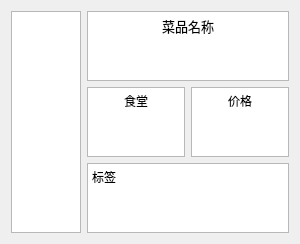
Before: the Qt Designer form dishbox.ui in PKUCodeProjPractice/PKUDish, drawn with Qt 5.
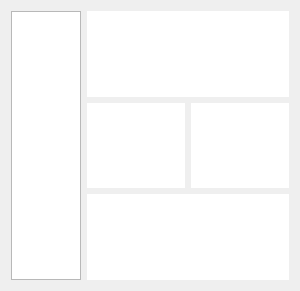
After: the same form once the commit is applied.

Commit message: dishbox变好看了

Patch:
```diff
--- a/dishbox.ui
+++ b/dishbox.ui
@@ -7,20 +7,111 @@
     <x>0</x>
     <y>0</y>
     <width>300</width>
-    <height>150</height>
+    <height>291</height>
    </rect>
   </property>
-  <property name="sizePolicy">
-   <sizepolicy hsizetype="Preferred" vsizetype="Preferred">
-    <horstretch>0</horstretch>
-    <verstretch>0</verstretch>
-   </sizepolicy>
-  </property>
   <property name="windowTitle">
    <string>Form</string>
   </property>
-  <layout class="QHBoxLayout" name="horizontalLayout">
-   <item>
+  <layout class="QGridLayout" name="gridLayout">
+   <item row="0" column="1">
+    <layout class="QVBoxLayout" name="verticalLayout">
+     <item>
+      <widget class="QTextBrowser" name="textBrowser">
+       <property name="font">
+        <font>
+         <pointsize>18</pointsize>
+         <bold>true</bold>
+        </font>
+       </property>
+       <property name="frameShape">
+        <enum>QFrame::NoFrame</enum>
+       </property>
+       <property name="html">
+        <string>&lt;!DOCTYPE HTML PUBLIC &quot;-//W3C//DTD HTML 4.0//EN&quot; &quot;http://www.w3.org/TR/REC-html40/strict.dtd&quot;&gt;
+&lt;html&gt;&lt;head&gt;&lt;meta name=&quot;qrichtext&quot; content=&quot;1&quot; /&gt;&lt;meta charset=&quot;utf-8&quot; /&gt;&lt;style type=&quot;text/css&quot;&gt;
+p, li { white-space: pre-wrap; }
+hr { height: 1px; border-width: 0; }
+li.unchecked::marker { content: &quot;\2610&quot;; }
+li.checked::marker { content: &quot;\2612&quot;; }
+&lt;/style&gt;&lt;/head&gt;&lt;body style=&quot; font-family:'Microsoft YaHei UI'; font-size:18pt; font-weight:700; font-style:normal;&quot;&gt;
+&lt;p style=&quot;-qt-paragraph-type:empty; margin-top:0px; margin-bottom:0px; margin-left:0px; margin-right:0px; -qt-block-indent:0; text-indent:0px; font-size:9pt; font-weight:400;&quot;&gt;&lt;br /&gt;&lt;/p&gt;&lt;/body&gt;&lt;/html&gt;</string>
+       </property>
+      </widget>
+     </item>
+     <item>
+      <layout class="QHBoxLayout" name="horizontalLayout_2">
+       <item>
+        <widget class="QTextBrowser" name="canteen">
+         <property name="font">
+          <font>
+           <pointsize>16</pointsize>
+          </font>
+         </property>
+         <property name="frameShape">
+          <enum>QFrame::NoFrame</enum>
+         </property>
+         <property name="html">
+          <string>&lt;!DOCTYPE HTML PUBLIC &quot;-//W3C//DTD HTML 4.0//EN&quot; &quot;http://www.w3.org/TR/REC-html40/strict.dtd&quot;&gt;
+&lt;html&gt;&lt;head&gt;&lt;meta name=&quot;qrichtext&quot; content=&quot;1&quot; /&gt;&lt;meta charset=&quot;utf-8&quot; /&gt;&lt;style type=&quot;text/css&quot;&gt;
+p, li { white-space: pre-wrap; }
+hr { height: 1px; border-width: 0; }
+li.unchecked::marker { content: &quot;\2610&quot;; }
+li.checked::marker { content: &quot;\2612&quot;; }
+&lt;/style&gt;&lt;/head&gt;&lt;body style=&quot; font-family:'Microsoft YaHei UI'; font-size:16pt; font-weight:400; font-style:normal;&quot;&gt;
+&lt;p style=&quot;-qt-paragraph-type:empty; margin-top:0px; margin-bottom:0px; margin-left:0px; margin-right:0px; -qt-block-indent:0; text-indent:0px;&quot;&gt;&lt;br /&gt;&lt;/p&gt;&lt;/body&gt;&lt;/html&gt;</string>
+         </property>
+        </widget>
+       </item>
+       <item>
+        <widget class="QTextBrowser" name="price">
+         <property name="font">
+          <font>
+           <pointsize>16</pointsize>
+          </font>
+         </property>
+         <property name="frameShape">
+          <enum>QFrame::NoFrame</enum>
+         </property>
+         <property name="html">
+          <string>&lt;!DOCTYPE HTML PUBLIC &quot;-//W3C//DTD HTML 4.0//EN&quot; &quot;http://www.w3.org/TR/REC-html40/strict.dtd&quot;&gt;
+&lt;html&gt;&lt;head&gt;&lt;meta name=&quot;qrichtext&quot; content=&quot;1&quot; /&gt;&lt;meta charset=&quot;utf-8&quot; /&gt;&lt;style type=&quot;text/css&quot;&gt;
+p, li { white-space: pre-wrap; }
+hr { height: 1px; border-width: 0; }
+li.unchecked::marker { content: &quot;\2610&quot;; }
+li.checked::marker { content: &quot;\2612&quot;; }
+&lt;/style&gt;&lt;/head&gt;&lt;body style=&quot; font-family:'Microsoft YaHei UI'; font-size:16pt; font-weight:400; font-style:normal;&quot;&gt;
+&lt;p style=&quot;-qt-paragraph-type:empty; margin-top:0px; margin-bottom:0px; margin-left:0px; margin-right:0px; -qt-block-indent:0; text-indent:0px;&quot;&gt;&lt;br /&gt;&lt;/p&gt;&lt;/body&gt;&lt;/html&gt;</string>
+         </property>
+        </widget>
+       </item>
+      </layout>
+     </item>
+     <item>
+      <widget class="QTextBrowser" name="tags">
+       <property name="font">
+        <font>
+         <pointsize>14</pointsize>
+        </font>
+       </property>
+       <property name="frameShape">
+        <enum>QFrame::NoFrame</enum>
+       </property>
+       <property name="html">
+        <string>&lt;!DOCTYPE HTML PUBLIC &quot;-//W3C//DTD HTML 4.0//EN&quot; &quot;http://www.w3.org/TR/REC-html40/strict.dtd&quot;&gt;
+&lt;html&gt;&lt;head&gt;&lt;meta name=&quot;qrichtext&quot; content=&quot;1&quot; /&gt;&lt;meta charset=&quot;utf-8&quot; /&gt;&lt;style type=&quot;text/css&quot;&gt;
+p, li { white-space: pre-wrap; }
+hr { height: 1px; border-width: 0; }
+li.unchecked::marker { content: &quot;\2610&quot;; }
+li.checked::marker { content: &quot;\2612&quot;; }
+&lt;/style&gt;&lt;/head&gt;&lt;body style=&quot; font-family:'Microsoft YaHei UI'; font-size:14pt; font-weight:400; font-style:normal;&quot;&gt;
+&lt;p style=&quot;-qt-paragraph-type:empty; margin-top:0px; margin-bottom:0px; margin-left:0px; margin-right:0px; -qt-block-indent:0; text-indent:0px;&quot;&gt;&lt;br /&gt;&lt;/p&gt;&lt;/body&gt;&lt;/html&gt;</string>
+       </property>
+      </widget>
+     </item>
+    </layout>
+   </item>
+   <item row="0" column="0">
     <widget class="QGraphicsView" name="picture">
      <property name="sizePolicy">
       <sizepolicy hsizetype="Expanding" vsizetype="Expanding">
@@ -36,70 +127,6 @@
      </property>
     </widget>
    </item>
-   <item>
-    <layout class="QVBoxLayout" name="verticalLayout">
-     <item>
-      <widget class="QTextBrowser" name="name">
-       <property name="html">
-        <string>&lt;!DOCTYPE HTML PUBLIC &quot;-//W3C//DTD HTML 4.0//EN&quot; &quot;http://www.w3.org/TR/REC-html40/strict.dtd&quot;&gt;
-&lt;html&gt;&lt;head&gt;&lt;meta name=&quot;qrichtext&quot; content=&quot;1&quot; /&gt;&lt;meta charset=&quot;utf-8&quot; /&gt;&lt;style type=&quot;text/css&quot;&gt;
-p, li { white-space: pre-wrap; }
-hr { height: 1px; border-width: 0; }
-li.unchecked::marker { content: &quot;\2610&quot;; }
-li.checked::marker { content: &quot;\2612&quot;; }
-&lt;/style&gt;&lt;/head&gt;&lt;body style=&quot; font-family:'Microsoft YaHei UI'; font-size:9pt; font-weight:400; font-style:normal;&quot;&gt;
-&lt;p align=&quot;center&quot; style=&quot; margin-top:0px; margin-bottom:0px; margin-left:0px; margin-right:0px; -qt-block-indent:0; text-indent:0px;&quot;&gt;&lt;span style=&quot; font-size:10pt;&quot;&gt;菜品名称&lt;/span&gt;&lt;/p&gt;&lt;/body&gt;&lt;/html&gt;</string>
-       </property>
-      </widget>
-     </item>
-     <item>
-      <layout class="QHBoxLayout" name="horizontalLayout_2">
-       <item>
-        <widget class="QTextBrowser" name="canteen">
-         <property name="html">
-          <string>&lt;!DOCTYPE HTML PUBLIC &quot;-//W3C//DTD HTML 4.0//EN&quot; &quot;http://www.w3.org/TR/REC-html40/strict.dtd&quot;&gt;
-&lt;html&gt;&lt;head&gt;&lt;meta name=&quot;qrichtext&quot; content=&quot;1&quot; /&gt;&lt;meta charset=&quot;utf-8&quot; /&gt;&lt;style type=&quot;text/css&quot;&gt;
-p, li { white-space: pre-wrap; }
-hr { height: 1px; border-width: 0; }
-li.unchecked::marker { content: &quot;\2610&quot;; }
-li.checked::marker { content: &quot;\2612&quot;; }
-&lt;/style&gt;&lt;/head&gt;&lt;body style=&quot; font-family:'Microsoft YaHei UI'; font-size:9pt; font-weight:400; font-style:normal;&quot;&gt;
-&lt;p align=&quot;center&quot; style=&quot; margin-top:0px; margin-bottom:0px; margin-left:0px; margin-right:0px; -qt-block-indent:0; text-indent:0px;&quot;&gt;食堂&lt;/p&gt;&lt;/body&gt;&lt;/html&gt;</string>
-         </property>
-        </widget>
-       </item>
-       <item>
-        <widget class="QTextBrowser" name="price">
-         <property name="html">
-          <string>&lt;!DOCTYPE HTML PUBLIC &quot;-//W3C//DTD HTML 4.0//EN&quot; &quot;http://www.w3.org/TR/REC-html40/strict.dtd&quot;&gt;
-&lt;html&gt;&lt;head&gt;&lt;meta name=&quot;qrichtext&quot; content=&quot;1&quot; /&gt;&lt;meta charset=&quot;utf-8&quot; /&gt;&lt;style type=&quot;text/css&quot;&gt;
-p, li { white-space: pre-wrap; }
-hr { height: 1px; border-width: 0; }
-li.unchecked::marker { content: &quot;\2610&quot;; }
-li.checked::marker { content: &quot;\2612&quot;; }
-&lt;/style&gt;&lt;/head&gt;&lt;body style=&quot; font-family:'Microsoft YaHei UI'; font-size:9pt; font-weight:400; font-style:normal;&quot;&gt;
-&lt;p align=&quot;center&quot; style=&quot; margin-top:0px; margin-bottom:0px; margin-left:0px; margin-right:0px; -qt-block-indent:0; text-indent:0px;&quot;&gt;价格&lt;/p&gt;&lt;/body&gt;&lt;/html&gt;</string>
-         </property>
-        </widget>
-       </item>
-      </layout>
-     </item>
-     <item>
-      <widget class="QTextBrowser" name="tags">
-       <property name="html">
-        <string>&lt;!DOCTYPE HTML PUBLIC &quot;-//W3C//DTD HTML 4.0//EN&quot; &quot;http://www.w3.org/TR/REC-html40/strict.dtd&quot;&gt;
-&lt;html&gt;&lt;head&gt;&lt;meta name=&quot;qrichtext&quot; content=&quot;1&quot; /&gt;&lt;meta charset=&quot;utf-8&quot; /&gt;&lt;style type=&quot;text/css&quot;&gt;
-p, li { white-space: pre-wrap; }
-hr { height: 1px; border-width: 0; }
-li.unchecked::marker { content: &quot;\2610&quot;; }
-li.checked::marker { content: &quot;\2612&quot;; }
-&lt;/style&gt;&lt;/head&gt;&lt;body style=&quot; font-family:'Microsoft YaHei UI'; font-size:9pt; font-weight:400; font-style:normal;&quot;&gt;
-&lt;p style=&quot; margin-top:0px; margin-bottom:0px; margin-left:0px; margin-right:0px; -qt-block-indent:0; text-indent:0px;&quot;&gt;标签&lt;/p&gt;&lt;/body&gt;&lt;/html&gt;</string>
-       </property>
-      </widget>
-     </item>
-    </layout>
-   </item>
   </layout>
  </widget>
  <resources/>
```
The commit also changes 2 other files.
